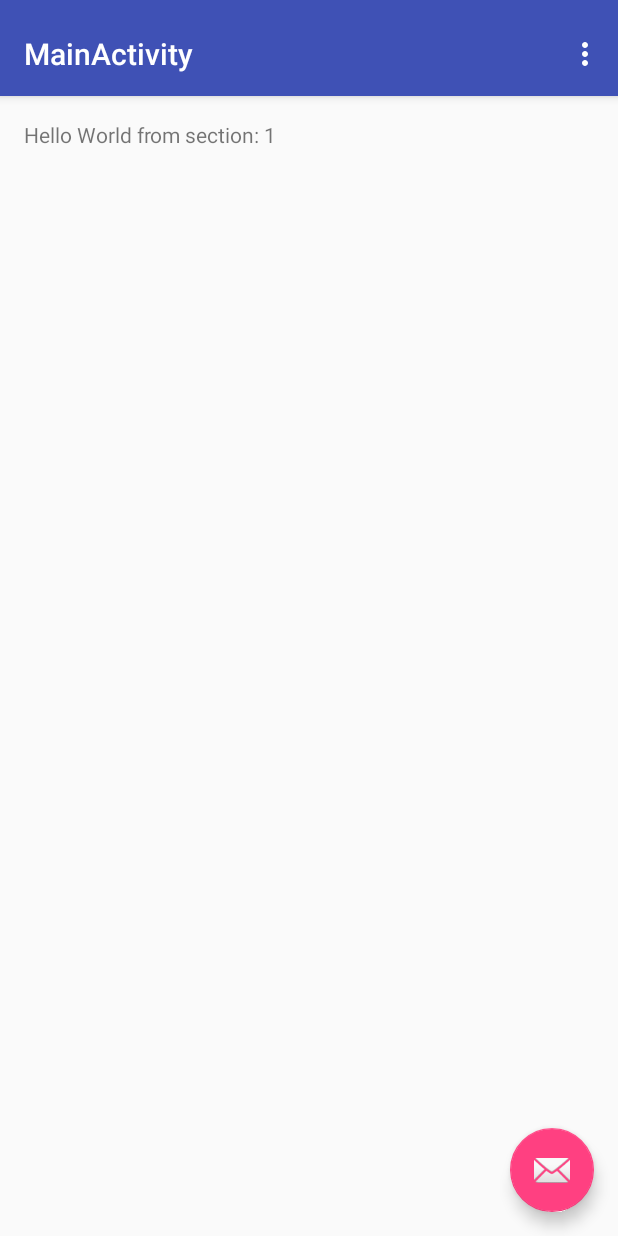
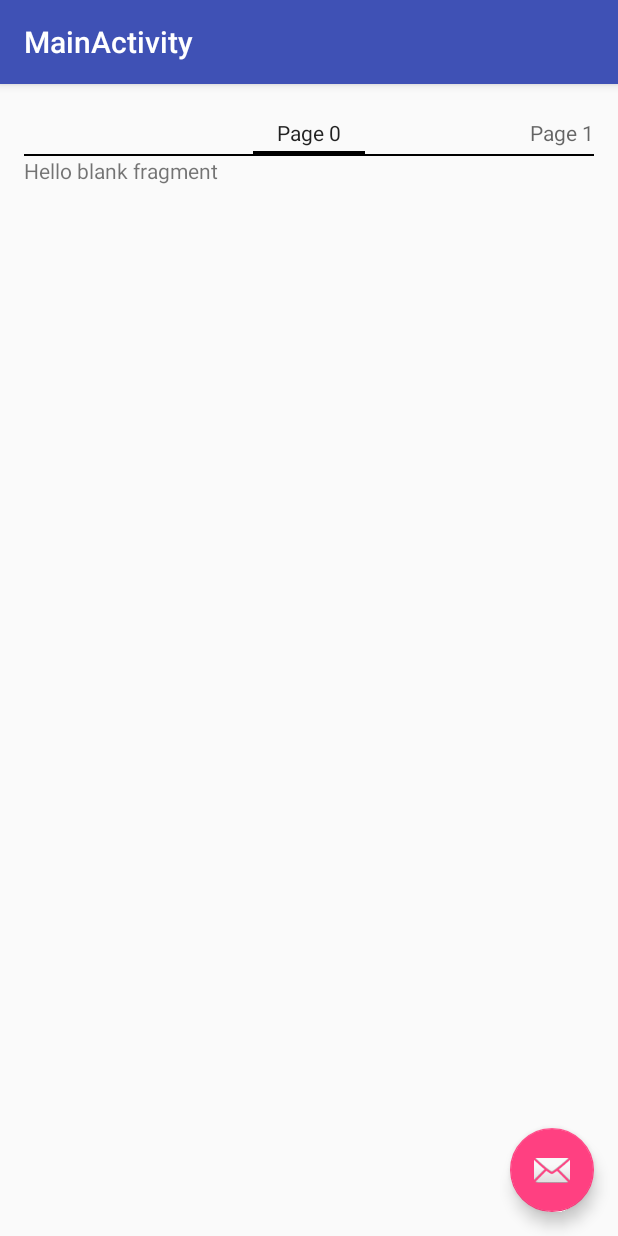
Before and after one commit to aralisza/setmatch-android, an Android app: the MainActivity screen opened directly, with no data from a screen before it, on a phone screen of 412 x 824 dp. Run offline under Robolectric (Android 15) with nearby library versions, the phone set to English and light mode, and no system bars.

Commit message:
Redid scrolling through fragments

```diff
--- a/app/src/main/java/setmatch/setmatch/MainActivity.java
+++ b/app/src/main/java/setmatch/setmatch/MainActivity.java
@@ -1,55 +1,74 @@
 package setmatch.setmatch;
 
+import android.net.Uri;
+import android.os.Bundle;
 import android.support.design.widget.FloatingActionButton;
 import android.support.design.widget.Snackbar;
-import android.support.v7.app.AppCompatActivity;
-import android.support.v7.widget.Toolbar;
-
 import android.support.v4.app.Fragment;
 import android.support.v4.app.FragmentManager;
 import android.support.v4.app.FragmentPagerAdapter;
 import android.support.v4.view.ViewPager;
-import android.os.Bundle;
-import android.view.LayoutInflater;
-import android.view.Menu;
-import android.view.MenuItem;
+import android.support.v7.app.AppCompatActivity;
+import android.support.v7.widget.Toolbar;
 import android.view.View;
-import android.view.ViewGroup;
 
-import android.widget.TextView;
+import java.util.ArrayList;
 
-public class MainActivity extends AppCompatActivity {
+import setmatch.setmatch.fragments.MatchFragment;
+import setmatch.setmatch.fragments.ProfileFragment;
 
-    /**
-     * The {@link android.support.v4.view.PagerAdapter} that will provide
-     * fragments for each of the sections. We use a
-     * {@link FragmentPagerAdapter} derivative, which will keep every
-     * loaded fragment in memory. If this becomes too memory intensive, it
-     * may be best to switch to a
-     * {@link android.support.v4.app.FragmentStatePagerAdapter}.
-     */
-    private SectionsPagerAdapter mSectionsPagerAdapter;
+public class MainActivity extends AppCompatActivity implements MatchFragment.OnFragmentInteractionListener,
+                                                                ProfileFragment.OnFragmentInteractionListener{
 
-    /**
-     * The {@link ViewPager} that will host the section contents.
-     */
-    private ViewPager mViewPager;
+
+    private FragmentPagerAdapter adapterViewPager;
+
+
+    public static class PagerAdapter extends FragmentPagerAdapter {
+        private static int NUM_ITEMS = 3;
+        private ArrayList<Fragment> fragmentList;
+
+        public PagerAdapter(FragmentManager fragmentManager) {
+            super(fragmentManager);
+            fragmentList = new ArrayList<Fragment>();
+            fragmentList.add(MatchFragment.newInstance("LSDKJFLSDKF", "L"));
+            fragmentList.add(ProfileFragment.newInstance("dddd", "q"));
+        }
+
+        // Returns total number of pages
+        @Override
+        public int getCount() {
+            return NUM_ITEMS;
+        }
+
+        // Returns the fragment to display for that page
+        @Override
+        public Fragment getItem(int position) {
+            if(position < fragmentList.size()) {
+                return fragmentList.get(position);
+            } else {
+                return null;
+            }
+        }
+
+        // Returns the page title for the top indicator
+        @Override
+        public CharSequence getPageTitle(int position) {
+            return "Page " + position;
+        }
+
+    }
+
+    public void onFragmentInteraction(Uri uri){
+
+    }
 
     @Override
     protected void onCreate(Bundle savedInstanceState) {
         super.onCreate(savedInstanceState);
         setContentView(R.layout.activity_main);
-
         Toolbar toolbar = (Toolbar) findViewById(R.id.toolbar);
         setSupportActionBar(toolbar);
-        // Create the adapter that will return a fragment for each of the three
-        // primary sections of the activity.
-        mSectionsPagerAdapter = new SectionsPagerAdapter(getSupportFragmentManager());
-
-        // Set up the ViewPager with the sections adapter.
-        mViewPager = (ViewPager) findViewById(R.id.container);
-        mViewPager.setAdapter(mSectionsPagerAdapter);
-
 
         FloatingActionButton fab = (FloatingActionButton) findViewById(R.id.fab);
         fab.setOnClickListener(new View.OnClickListener() {
@@ -60,100 +79,12 @@ public class MainActivity extends AppCompatActivity {
             }
         });
 
+        ViewPager vpPager = (ViewPager) findViewById(R.id.vpPager);
+        adapterViewPager = new PagerAdapter(getSupportFragmentManager());
+        vpPager.setAdapter(adapterViewPager);
+
+
+
     }
 
-
-    @Override
-    public boolean onCreateOptionsMenu(Menu menu) {
-        // Inflate the menu; this adds items to the action bar if it is present.
-        getMenuInflater().inflate(R.menu.menu_main, menu);
-        return true;
-    }
-
-    @Override
-    public boolean onOptionsItemSelected(MenuItem item) {
-        // Handle action bar item clicks here. The action bar will
-        // automatically handle clicks on the Home/Up button, so long
-        // as you specify a parent activity in AndroidManifest.xml.
-        int id = item.getItemId();
-
-        //noinspection SimplifiableIfStatement
-        if (id == R.id.action_settings) {
-            return true;
-        }
-
-        return super.onOptionsItemSelected(item);
-    }
-
-    /**
-     * A placeholder fragment containing a simple view.
-     */
-    public static class PlaceholderFragment extends Fragment {
-        /**
-         * The fragment argument representing the section number for this
-         * fragment.
-         */
-        private static final String ARG_SECTION_NUMBER = "section_number";
-
-        public PlaceholderFragment() {
-        }
-
-        /**
-         * Returns a new instance of this fragment for the given section
-         * number.
-         */
-        public static PlaceholderFragment newInstance(int sectionNumber) {
-            PlaceholderFragment fragment = new PlaceholderFragment();
-            Bundle args = new Bundle();
-            args.putInt(ARG_SECTION_NUMBER, sectionNumber);
-            fragment.setArguments(args);
-            return fragment;
-        }
-
-        @Override
-        public View onCreateView(LayoutInflater inflater, ViewGroup container,
-                                 Bundle savedInstanceState) {
-            View rootView = inflater.inflate(R.layout.fragment_main, container, false);
-            TextView textView = (TextView) rootView.findViewById(R.id.section_label);
-            textView.setText(getString(R.string.section_format, getArguments().getInt(ARG_SECTION_NUMBER)));
-            return rootView;
-        }
-    }
-
-    /**
-     * A {@link FragmentPagerAdapter} that returns a fragment corresponding to
-     * one of the sections/tabs/pages.
-     */
-    public class SectionsPagerAdapter extends FragmentPagerAdapter {
-
-        public SectionsPagerAdapter(FragmentManager fm) {
-            super(fm);
-        }
-
-        @Override
-        public Fragment getItem(int position) {
-            // getItem is called to instantiate the fragment for the given page.
-            // Return a PlaceholderFragment (defined as a static inner class below).
-            return PlaceholderFragment.newInstance(position + 1);
-        }
-
-        @Override
-        public int getCount() {
-            // Show 3 total pages.
-            return 3;
-        }
-
-        @Override
-        public CharSequence getPageTitle(int position) {
-            switch (position) {
-                case 0:
-                    return "SECTION 1";
-                case 1:
-                    return "SECTION 2";
-                case 2:
-                    return "SECTION 3";
-            }
-            return null;
-        }
-    }
 }
--- a/app/src/main/res/layout/activity_main.xml
+++ b/app/src/main/res/layout/activity_main.xml
@@ -2,17 +2,14 @@
 <android.support.design.widget.CoordinatorLayout xmlns:android="http://schemas.android.com/apk/res/android"
     xmlns:app="http://schemas.android.com/apk/res-auto"
     xmlns:tools="http://schemas.android.com/tools"
-    android:id="@+id/main_content"
     android:layout_width="match_parent"
     android:layout_height="match_parent"
     android:fitsSystemWindows="true"
     tools:context="setmatch.setmatch.MainActivity">
 
     <android.support.design.widget.AppBarLayout
-        android:id="@+id/appbar"
         android:layout_width="match_parent"
         android:layout_height="wrap_content"
-        android:paddingTop="@dimen/appbar_padding_top"
         android:theme="@style/AppTheme.AppBarOverlay">
 
         <android.support.v7.widget.Toolbar
@@ -20,24 +17,17 @@
             android:layout_width="match_parent"
             android:layout_height="?attr/actionBarSize"
             android:background="?attr/colorPrimary"
-            app:layout_scrollFlags="scroll|enterAlways"
-            app:popupTheme="@style/AppTheme.PopupOverlay">
-
-        </android.support.v7.widget.Toolbar>
+            app:popupTheme="@style/AppTheme.PopupOverlay" />
 
     </android.support.design.widget.AppBarLayout>
 
-    <android.support.v4.view.ViewPager
-        android:id="@+id/container"
-        android:layout_width="match_parent"
-        android:layout_height="match_parent"
-        app:layout_behavior="@string/appbar_scrolling_view_behavior" />
+    <include layout="@layout/content_main" />
 
     <android.support.design.widget.FloatingActionButton
         android:id="@+id/fab"
         android:layout_width="wrap_content"
         android:layout_height="wrap_content"
-        android:layout_gravity="end|bottom"
+        android:layout_gravity="bottom|end"
         android:layout_margin="@dimen/fab_margin"
         app:srcCompat="@android:drawable/ic_dialog_email" />
 
--- a/app/src/main/res/layout/activity_new_workout.xml
+++ b/app/src/main/res/layout/activity_new_workout.xml
@@ -21,6 +21,8 @@
 
     </android.support.design.widget.AppBarLayout>
 
+
+
     <include layout="@layout/content_new_workout" />
 
     <android.support.design.widget.FloatingActionButton
--- /dev/null
+++ b/app/src/main/res/layout/content_main.xml
@@ -0,0 +1,35 @@
+<?xml version="1.0" encoding="utf-8"?>
+<RelativeLayout xmlns:android="http://schemas.android.com/apk/res/android"
+    xmlns:app="http://schemas.android.com/apk/res-auto"
+    xmlns:tools="http://schemas.android.com/tools"
+    android:id="@+id/content_main"
+    android:layout_width="match_parent"
+    android:layout_height="match_parent"
+    android:paddingBottom="@dimen/activity_vertical_margin"
+    android:paddingLeft="@dimen/activity_horizontal_margin"
+    android:paddingRight="@dimen/activity_horizontal_margin"
+    android:paddingTop="@dimen/activity_vertical_margin"
+    app:layout_behavior="@string/appbar_scrolling_view_behavior"
+    tools:context="setmatch.setmatch.MainActivity"
+    tools:showIn="@layout/activity_main">
+
+    <LinearLayout xmlns:android="http://schemas.android.com/apk/res/android"
+        android:layout_width="match_parent"
+        android:layout_height="match_parent"
+        android:orientation="vertical">
+
+        <android.support.v4.view.ViewPager
+            android:id="@+id/vpPager"
+            android:layout_width="match_parent"
+            android:layout_height="wrap_content">
+            <android.support.v4.view.PagerTabStrip
+                android:id="@+id/pager_header"
+                android:layout_width="match_parent"
+                android:layout_height="wrap_content"
+                android:layout_gravity="top"
+                android:paddingBottom="4dp"
+                android:paddingTop="4dp" />
+        </android.support.v4.view.ViewPager>
+    </LinearLayout>
+
+</RelativeLayout>
--- a/app/src/main/res/layout/fragment_main.xml
+++ /dev/null
@@ -1,16 +0,0 @@
-<RelativeLayout xmlns:android="http://schemas.android.com/apk/res/android"
-    xmlns:tools="http://schemas.android.com/tools"
-    android:layout_width="match_parent"
-    android:layout_height="match_parent"
-    android:paddingBottom="@dimen/activity_vertical_margin"
-    android:paddingLeft="@dimen/activity_horizontal_margin"
-    android:paddingRight="@dimen/activity_horizontal_margin"
-    android:paddingTop="@dimen/activity_vertical_margin"
-    tools:context="setmatch.setmatch.MainActivity$PlaceholderFragment">
-
-    <TextView
-        android:id="@+id/section_label"
-        android:layout_width="wrap_content"
-        android:layout_height="wrap_content" />
-
-</RelativeLayout>
```
Also changed, not shown: app/src/main/AndroidManifest.xml (+4 -4 lines), app/src/main/java/setmatch/setmatch/fragments/PersonalFragment.java (deleted, +0 -109 lines), app/src/main/res/layout/fragment_personal.xml (deleted, +0 -13 lines).
